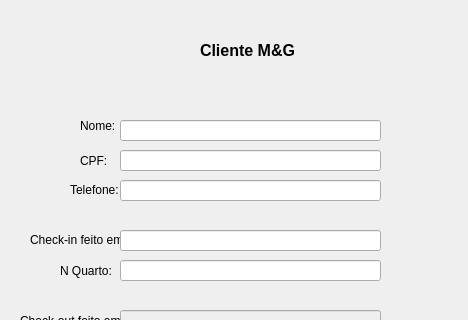
Old version of the form cliente.ui in the repository Guizith/Proj-Estrutura; both pictures show x 0 to 468 and y 0 to 320 of the 468 by 465 pixel window.
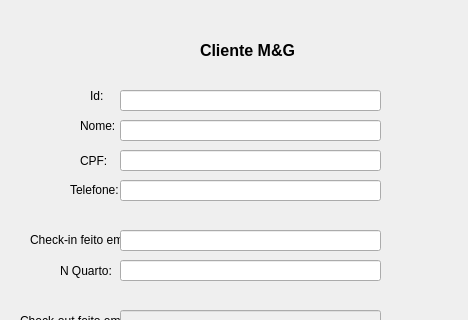
New version of the form.

```diff
--- a/cliente.ui
+++ b/cliente.ui
@@ -243,6 +243,35 @@
     <string/>
    </property>
   </widget>
+  <widget class="QLineEdit" name="idText">
+   <property name="enabled">
+    <bool>true</bool>
+   </property>
+   <property name="geometry">
+    <rect>
+     <x>120</x>
+     <y>90</y>
+     <width>261</width>
+     <height>21</height>
+    </rect>
+   </property>
+   <property name="text">
+    <string/>
+   </property>
+  </widget>
+  <widget class="QLabel" name="label_8">
+   <property name="geometry">
+    <rect>
+     <x>90</x>
+     <y>80</y>
+     <width>21</width>
+     <height>31</height>
+    </rect>
+   </property>
+   <property name="text">
+    <string>Id:</string>
+   </property>
+  </widget>
  </widget>
  <resources/>
  <connections/>
```
